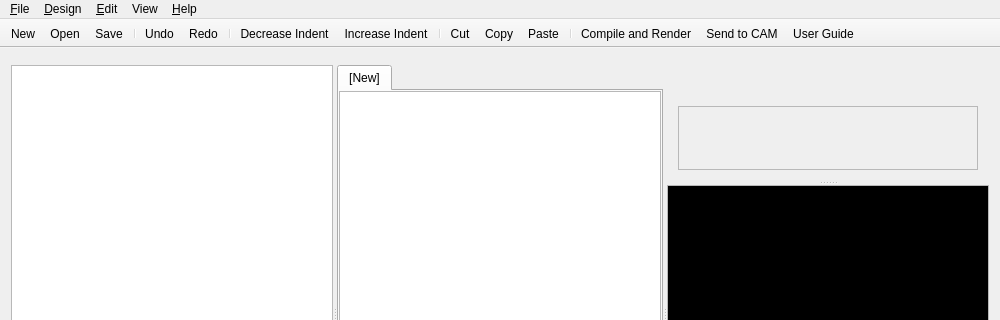
Above: src/ui/mainwindow.ui from GilesBathgate/RapCAD before the change; both pictures show x 0 to 1000 and y 0 to 320 of the 1000 by 600 pixel window. Below: the same form after it.
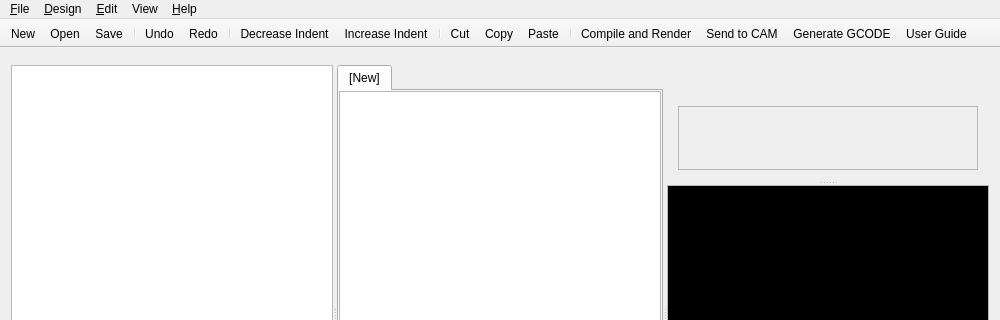
That is the form after the change. Icons and pictures are not drawn. Custom widgets are drawn as their Qt base class.

Commit message: Added preferences for upcoming GCODE generation

```diff
--- a/src/ui/mainwindow.ui
+++ b/src/ui/mainwindow.ui
@@ -306,6 +306,7 @@
    <addaction name="separator"/>
    <addaction name="actionCompileAndRender"/>
    <addaction name="actionSendToCAM"/>
+   <addaction name="actionGenerateGcode"/>
    <addaction name="actionUserGuide"/>
   </widget>
   <widget class="QStatusBar" name="statusBar"/>
```
Left out of the diff: 34 changed lines with no effect on the pictures. The commit also changes 7 other files.
